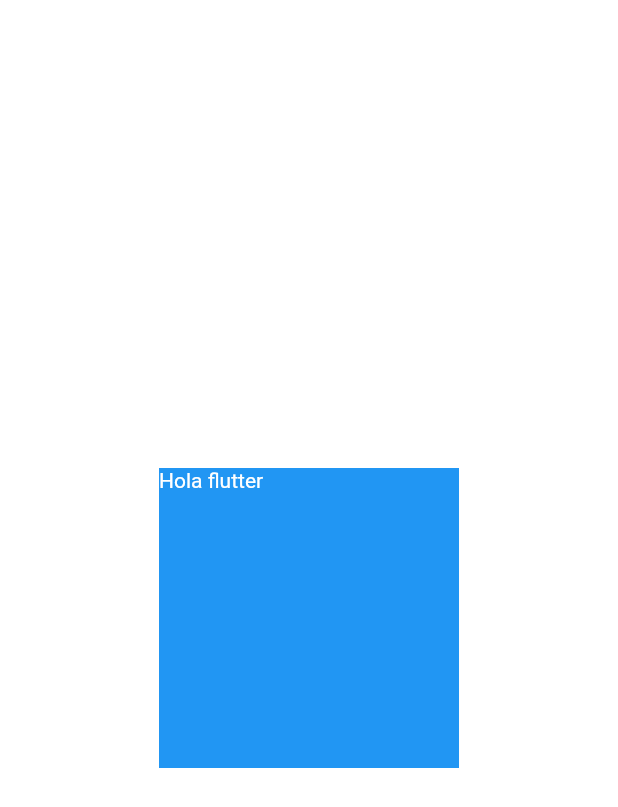
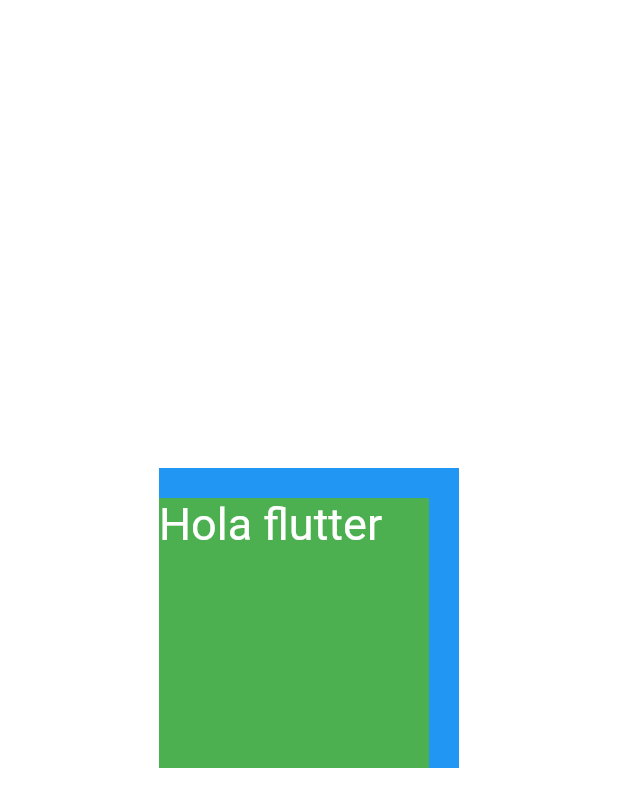
Before and after one commit to brayamhuaman/project3, a Flutter app: the screen it shows after launch, on a phone screen of 412 x 824 dp. Shown: the top 807 px of the screen. Run offline on Flutter 3.47's test engine with Material 3 defaults, Android fonts, the phone set to English and light mode, and no system bars.

Commit message:
agregar container fondo

```diff
--- a/lib/pages/containerpage.dart
+++ b/lib/pages/containerpage.dart
@@ -5,13 +5,18 @@ class ContainerPage extends StatelessWidget {
   @override
   Widget build(BuildContext context) {
     return DefaultTextStyle(
-      style: TextStyle(),
+      style: TextStyle(fontSize: 30.0),
       child: Center(
         child: Container(
           width: 200.0,
           height: 200.0,
           color: Colors.blue,
-          child: Text("Hola flutter"),
+          padding: EdgeInsets.only(top: 20.0,right: 20.0),
+          child: Container(
+            width: 200.0,
+            height: 200.0,
+            color: Colors.green,
+            child: Text("Hola flutter")),
         ),
       ),
     );
```
